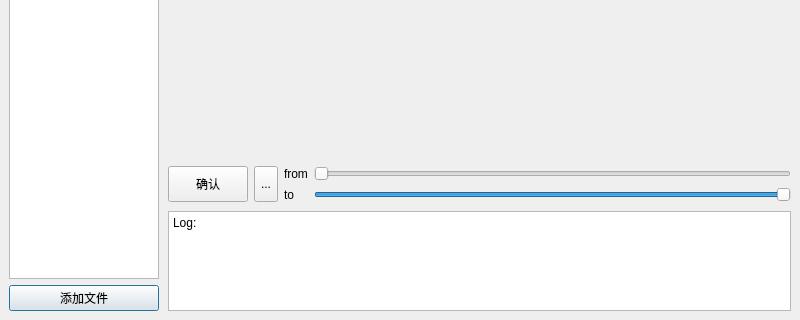
The window that jianjiUID.ui (KONG98/hitMaker) describes before a commit, drawn with Qt 5; both pictures show x 0 to 800 and y 380 to 700 of the 800 by 700 pixel window.
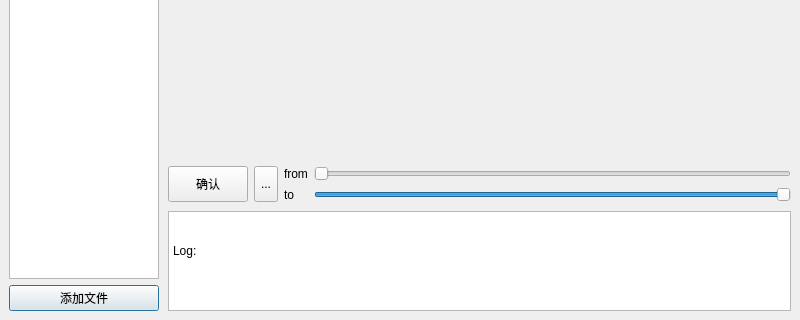
The same window after the commit. Custom widgets are drawn as their Qt base class.

```diff
--- a/jianjiUID.ui
+++ b/jianjiUID.ui
@@ -267,11 +267,17 @@
         </property>
         <property name="html">
          <string>&lt;!DOCTYPE HTML PUBLIC &quot;-//W3C//DTD HTML 4.0//EN&quot; &quot;http://www.w3.org/TR/REC-html40/strict.dtd&quot;&gt;
-&lt;html&gt;&lt;head&gt;&lt;meta name=&quot;qrichtext&quot; content=&quot;1&quot; /&gt;&lt;style type=&quot;text/css&quot;&gt;
-p, li { white-space: pre-wrap; }
-&lt;/style&gt;&lt;/head&gt;&lt;body style=&quot; font-family:'SimSun'; font-size:9pt; font-weight:400; font-style:normal;&quot;&gt;
-&lt;p style=&quot; margin-top:0px; margin-bottom:0px; margin-left:0px; margin-right:0px; -qt-block-indent:0; text-indent:0px;&quot;&gt;Log:&lt;/p&gt;
-&lt;p style=&quot;-qt-paragraph-type:empty; margin-top:0px; margin-bottom:0px; margin-left:0px; margin-right:0px; -qt-block-indent:0; text-indent:0px;&quot;&gt;&lt;br /&gt;&lt;/p&gt;&lt;/body&gt;&lt;/html&gt;</string>
+                                        &lt;html&gt;&lt;head&gt;&lt;meta name=&quot;qrichtext&quot; content=&quot;1&quot;
+                                        /&gt;&lt;style type=&quot;text/css&quot;&gt;
+                                        p, li { white-space: pre-wrap; }
+                                        &lt;/style&gt;&lt;/head&gt;&lt;body style=&quot; font-family:'SimSun';
+                                        font-size:9pt; font-weight:400; font-style:normal;&quot;&gt;
+                                        &lt;p style=&quot; margin-top:0px; margin-bottom:0px; margin-left:0px;
+                                        margin-right:0px; -qt-block-indent:0; text-indent:0px;&quot;&gt;Log:&lt;/p&gt;
+                                        &lt;p style=&quot;-qt-paragraph-type:empty; margin-top:0px; margin-bottom:0px;
+                                        margin-left:0px; margin-right:0px; -qt-block-indent:0; text-indent:0px;&quot;&gt;&lt;br
+                                        /&gt;&lt;/p&gt;&lt;/body&gt;&lt;/html&gt;
+                                    </string>
         </property>
        </widget>
       </item>
```
Lines whose indentation alone changed are shown as unchanged.
